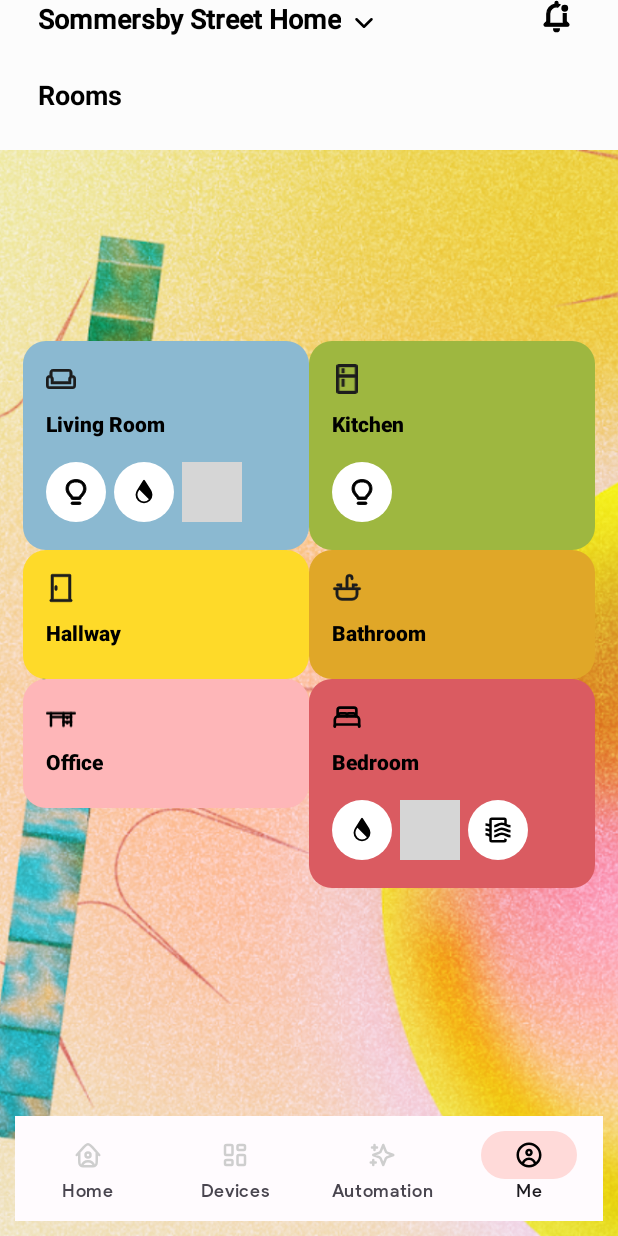
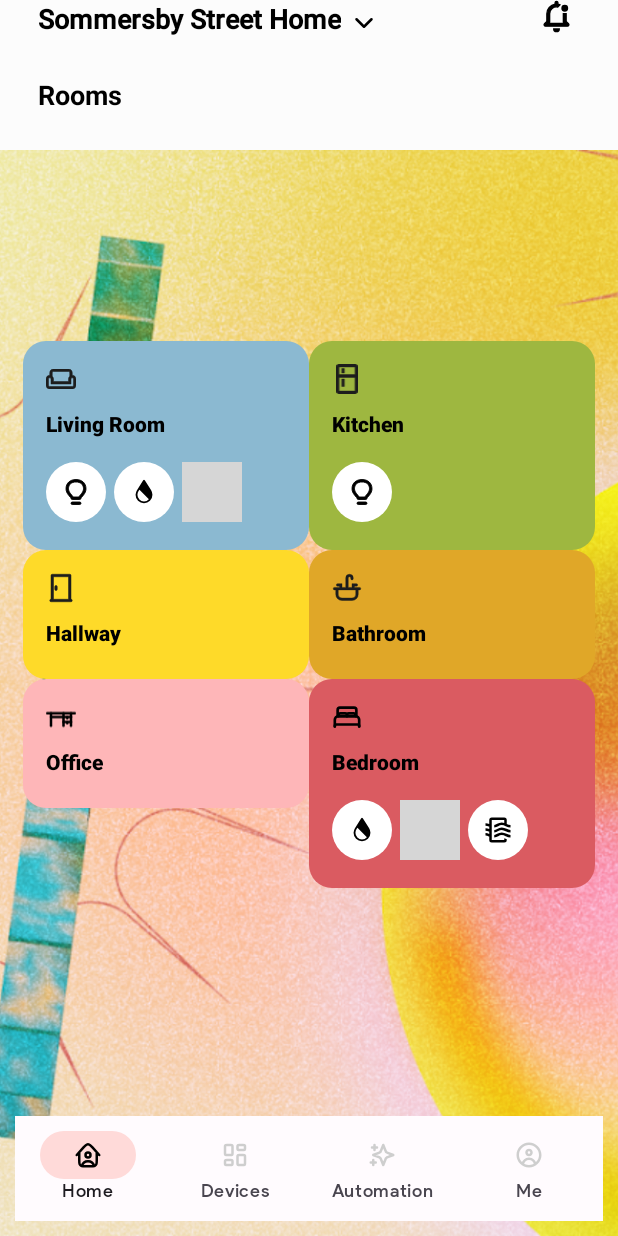
Before and after one commit to villettante/homely, an Android app: the screen it shows after launch (MainActivity), on a phone screen of 412 x 824 dp. Run offline under Robolectric (Android 15) with nearby library versions, the phone set to English and light mode, and no system bars; 2 statements that could not run were skipped; grey boxes are pictures that could not be loaded.

Commit message:
minor code refactoring

```diff
--- a/app/src/main/java/com/example/homely/MainActivity.java
+++ b/app/src/main/java/com/example/homely/MainActivity.java
@@ -1,7 +1,6 @@
 package com.example.homely;
 
 import androidx.appcompat.app.AppCompatActivity;
-
 import android.os.Bundle;
 
 import com.google.android.material.bottomnavigation.BottomNavigationView;
@@ -20,10 +19,10 @@ public class MainActivity extends AppCompatActivity {
         getSupportFragmentManager().beginTransaction().replace(R.id.flFragment, homePageFragment).commit();
 
         bottomNavigationView = findViewById(R.id.bottomNavigationView);
+        bottomNavigationView.setSelectedItemId(R.id.bottom_nav_user);
+        bottomNavigationView.setSelectedItemId(R.id.bottom_nav_automation);
+        bottomNavigationView.setSelectedItemId(R.id.bottom_nav_devices);
         bottomNavigationView.setSelectedItemId(R.id.bottom_nav_home);
-        bottomNavigationView.setSelectedItemId(R.id.bottom_nav_devices);
-        bottomNavigationView.setSelectedItemId(R.id.bottom_nav_automation);
-        bottomNavigationView.setSelectedItemId(R.id.bottom_nav_user);
 
         bottomNavigationView.setOnItemSelectedListener(item -> {
             if (item.getItemId() == R.id.bottom_nav_home) {
```
